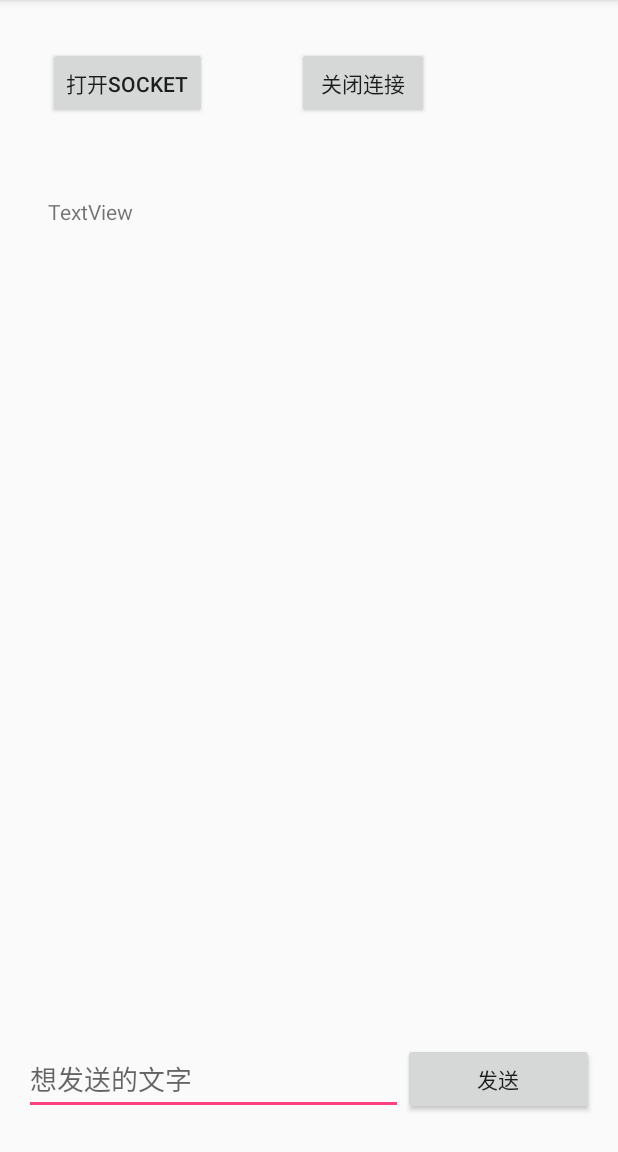
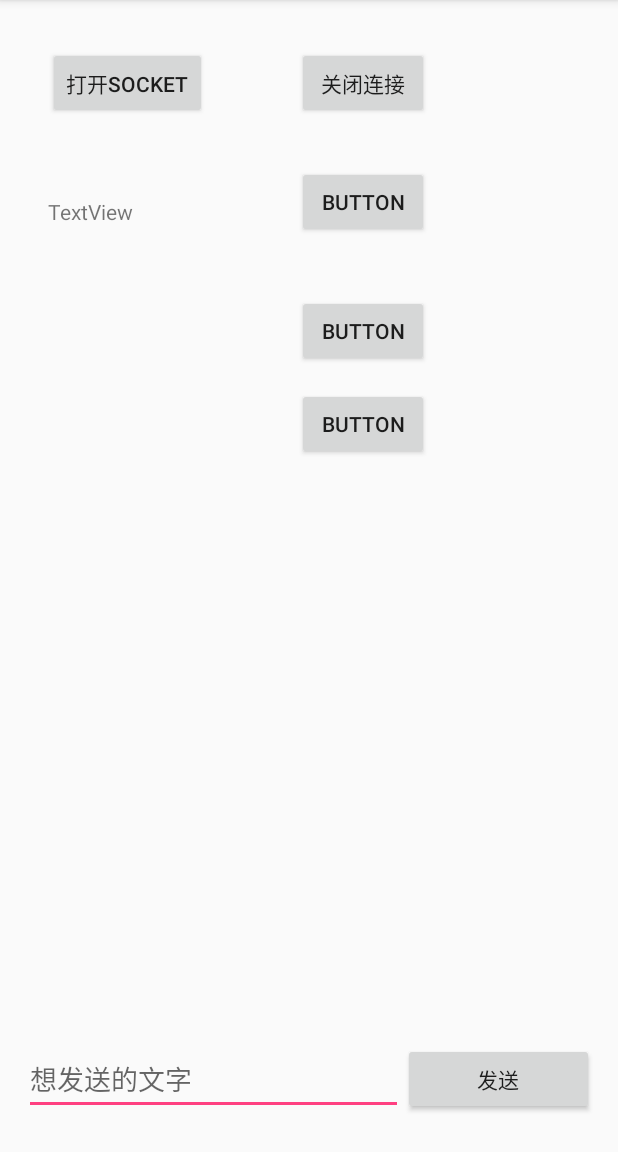
Before and after one commit to zhj3392028/InsMessageHJ, an Android app: the TestActivity screen opened directly, with no data from a screen before it, on a phone screen of 412 x 824 dp, the part 84-1236 px from its top. Run offline under Robolectric (Android 15) with nearby library versions, the phone set to English and light mode, and no system bars; our stand-ins replace ButterKnife.

Commit message:
commit by hjios

```diff
--- a/app/src/main/java/com/giveof/insmessagehj/activity/MainActivity.java
+++ b/app/src/main/java/com/giveof/insmessagehj/activity/MainActivity.java
@@ -28,6 +28,7 @@ import com.giveof.insmessagehj.adapter.IMainAdapter;
 import com.giveof.insmessagehj.entity.Contract;
 import com.giveof.insmessagehj.receiver.MsgReceiver;
 import com.giveof.insmessagehj.service.InsMsgService;
+import com.giveof.insmessagehj.test.TestActivity;
 import com.giveof.insmessagehj.viewUtil.PopDialogView;
 import com.kogitune.activity_transition.ActivityTransitionLauncher;
 
@@ -152,6 +153,9 @@ public class MainActivity extends AppCompatActivity {
         if (id == R.id.action_settings) {
             return true;
         }
+        if (id == R.id.action_test) {
+            startActivity(new Intent(MainActivity.this, TestActivity.class));
+        }
         if (id == R.id.action_call) {
             diaView = new PopDialogView(MainActivity.this);
             diaView.showAtLocation(recyclerView, Gravity.BOTTOM | Gravity.CENTER_HORIZONTAL, 0, 0); //设置layout在PopupWindow中显示的位置
--- a/app/src/main/res/layout/activity_test.xml
+++ b/app/src/main/res/layout/activity_test.xml
@@ -72,4 +72,31 @@
         android:layout_alignLeft="@+id/btn_open"
         android:layout_alignStart="@+id/btn_open" />
 
+    <Button
+        android:text="Button"
+        android:layout_width="wrap_content"
+        android:layout_height="wrap_content"
+        android:layout_below="@+id/btn_close"
+        android:layout_alignStart="@+id/btn_close"
+        android:layout_marginTop="31dp"
+        android:id="@+id/button2" />
+
+    <Button
+        android:text="Button"
+        android:layout_width="wrap_content"
+        android:layout_height="wrap_content"
+        android:layout_below="@+id/button2"
+        android:layout_alignStart="@+id/button2"
+        android:layout_marginTop="38dp"
+        android:id="@+id/button3" />
+
+    <Button
+        android:text="Button"
+        android:layout_width="wrap_content"
+        android:layout_height="wrap_content"
+        android:layout_below="@+id/button3"
+        android:layout_alignStart="@+id/button3"
+        android:layout_marginTop="14dp"
+        android:id="@+id/button4" />
+
 </RelativeLayout>
--- a/app/src/main/res/menu/menu_main.xml
+++ b/app/src/main/res/menu/menu_main.xml
@@ -29,6 +29,11 @@
         android:title="@string/action_settings"
         app:showAsAction="never" />
     <item
+        android:id="@+id/action_test"
+        android:orderInCategory="100"
+        android:title="@string/menu_test"
+        app:showAsAction="never" />
+    <item
         android:id="@+id/action_close"
         android:orderInCategory="100"
         android:title="@string/action_close"
--- a/app/src/main/res/values/strings.xml
+++ b/app/src/main/res/values/strings.xml
@@ -93,5 +93,6 @@
     <string name="action_close">断开连接</string>
     <string name="action_about">关于我们</string>
     <string name="menu_search">搜索</string>
+    <string name="menu_test">测试</string>
     <string name="menu_notifications">关于我们</string>
 </resources>
```
Also changed, not shown: app/src/main/java/com/giveof/insmessagehj/activity/SmsActivity.java (+17 -0 lines).
